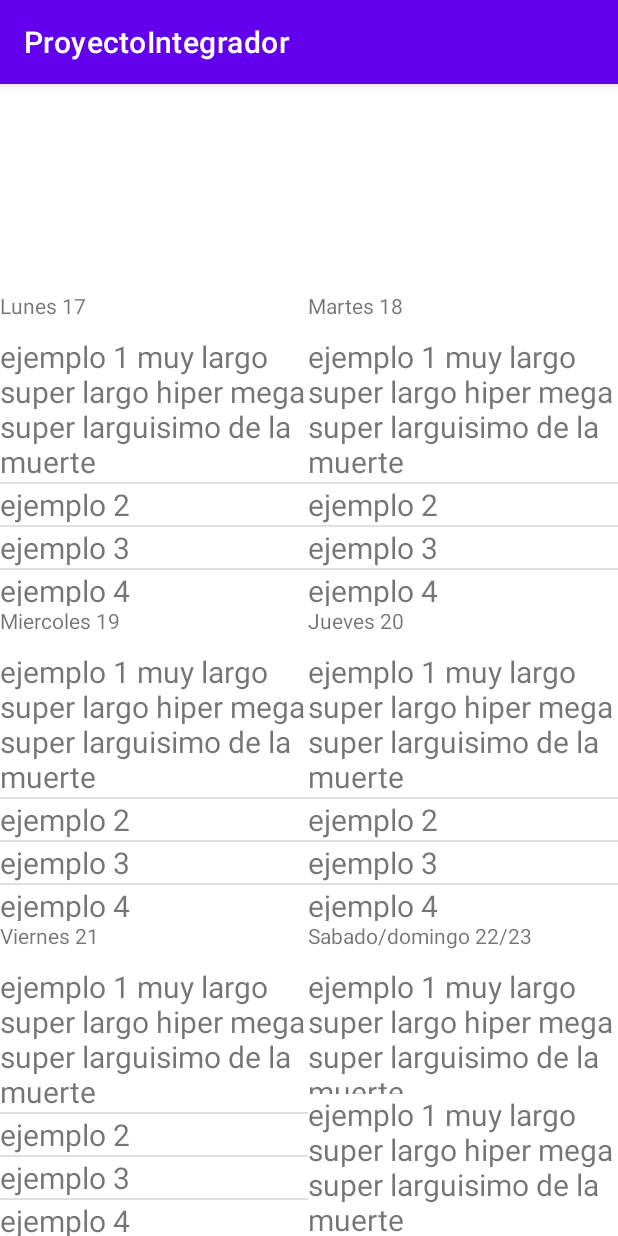
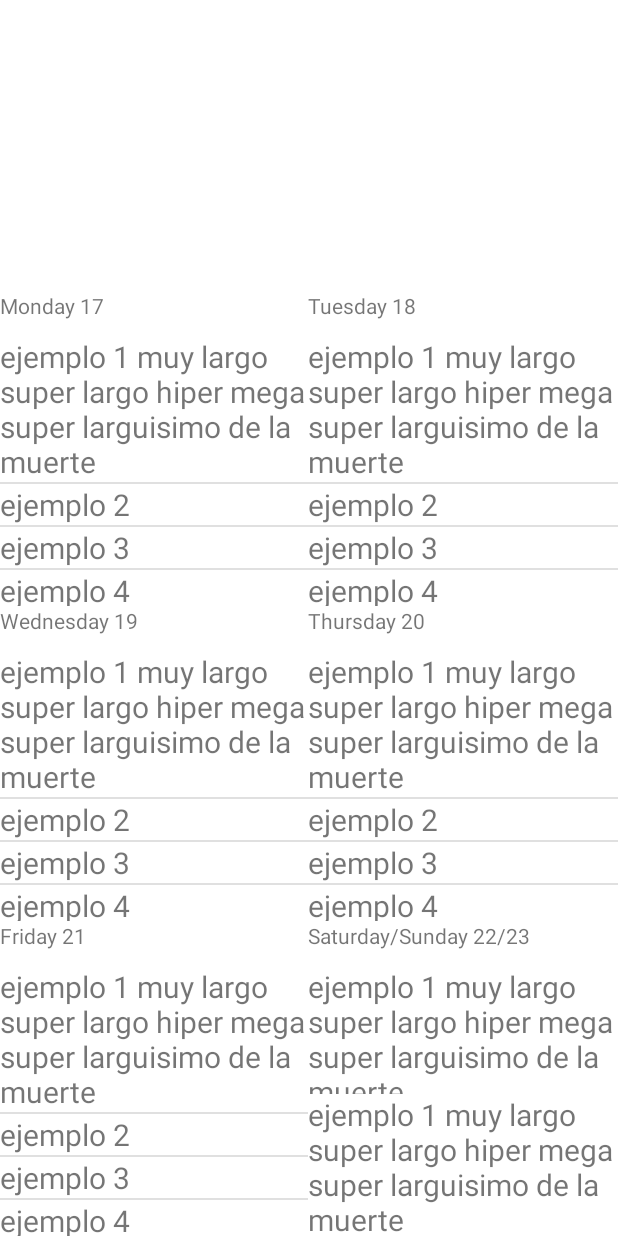
Before and after one commit to IkerFernandez21/ProyectoIntegrador, an Android app: the screen it shows after launch (MainActivity), on a phone screen of 412 x 824 dp. Run offline under Robolectric (Android 15) with nearby library versions, the phone set to English and light mode, and no system bars.

Commit message:
Added multilingual support

```diff
--- a/app/src/main/java/com/ifernandez/proyectointegrador/MainActivity.java
+++ b/app/src/main/java/com/ifernandez/proyectointegrador/MainActivity.java
@@ -145,12 +145,12 @@ public class MainActivity extends AppCompatActivity {
 
         List<Date> showingWeekList = getWeekDateList(showingWeek);
 
-        monday.setText("Lunes " + showingWeekList.get(0).getDate());
-        tuesday.setText("Martes " + showingWeekList.get(1).getDate());
-        wednesday.setText("Miercoles " + showingWeekList.get(2).getDate());
-        thursday.setText("Jueves " + showingWeekList.get(3).getDate());
-        friday.setText("Viernes " + showingWeekList.get(4).getDate());
-        weekend.setText("Sabado/domingo " + showingWeekList.get(5).getDate() + "/" + showingWeekList.get(6).getDate());
+        monday.setText(getString(R.string.monday) + " " + showingWeekList.get(0).getDate());
+        tuesday.setText(getString(R.string.tuesday) + " " + showingWeekList.get(1).getDate());
+        wednesday.setText(getString(R.string.wednesday) + " " + showingWeekList.get(2).getDate());
+        thursday.setText(getString(R.string.thursday) + " " + showingWeekList.get(3).getDate());
+        friday.setText(getString(R.string.friday) + " " + showingWeekList.get(4).getDate());
+        weekend.setText(getString(R.string.weekend) + " " + showingWeekList.get(5).getDate() + "/" + showingWeekList.get(6).getDate());
 
     }
 
--- a/app/src/main/java/com/ifernandez/proyectointegrador/Task.java
+++ b/app/src/main/java/com/ifernandez/proyectointegrador/Task.java
@@ -10,11 +10,23 @@ public class Task {
     public Task() {
     }
 
+    public Task(String tittle, String description) {
+        this.tittle = tittle;
+        this.description = description;
+        this.completed = false;
+    }
+
+    public Task(String tittle, String description, boolean completed) {
+        this.tittle = tittle;
+        this.description = description;
+        this.completed = completed;
+    }
+
+    //Setters and getters
     public String getTittle() {
         return tittle;
     }
 
-    //Setters and getters
     public void setTittle(String tittle) {
         this.tittle = tittle;
     }
--- a/app/src/main/res/values/strings.xml
+++ b/app/src/main/res/values/strings.xml
@@ -1,3 +1,9 @@
 <resources>
     <string name="app_name">ProyectoIntegrador</string>
+    <string name="monday">Monday</string>
+    <string name="tuesday">Tuesday</string>
+    <string name="wednesday">Wednesday</string>
+    <string name="thursday">Thursday</string>
+    <string name="friday">Friday</string>
+    <string name="weekend">Saturday/Sunday</string>
 </resources>
--- a/app/src/main/res/values/themes.xml
+++ b/app/src/main/res/values/themes.xml
@@ -1,6 +1,6 @@
 <resources xmlns:tools="http://schemas.android.com/tools">
     <!-- Base application theme. -->
-    <style name="Theme.ProyectoIntegrador" parent="Theme.MaterialComponents.DayNight.DarkActionBar">
+    <style name="Theme.ProyectoIntegrador" parent="Theme.MaterialComponents.DayNight.NoActionBar">
         <!-- Primary brand color. -->
         <item name="colorPrimary">@color/purple_500</item>
         <item name="colorPrimaryVariant">@color/purple_700</item>
```
Also changed, not shown: 1 other file.
